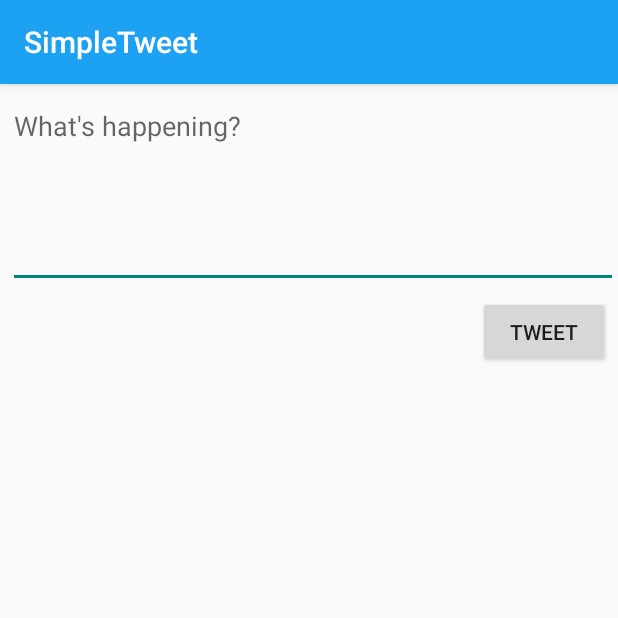
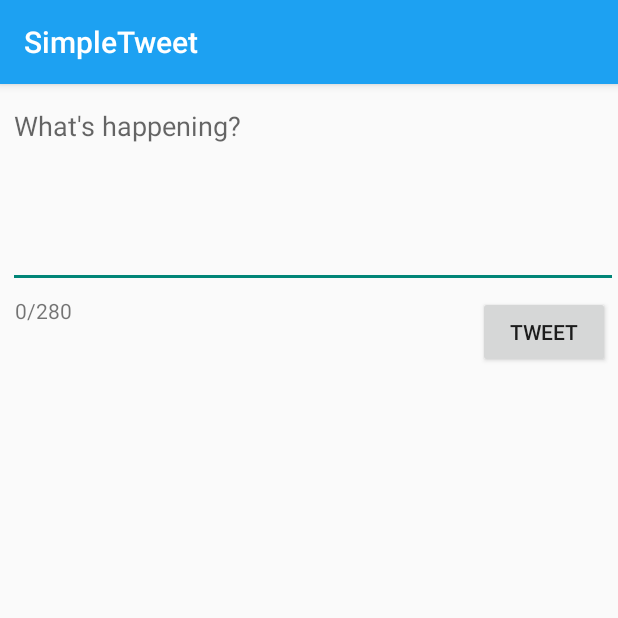
Before and after one commit to kathlynk/SimpleTweet-12, an Android app: the ComposeActivity screen opened directly, with no data from a screen before it, on a phone screen of 412 x 824 dp, the top half of it. Run offline under Robolectric (Android 15) with nearby library versions, the phone set to English and light mode, and no system bars; our stand-ins replace Room's generated code; libraries missing offline, so code that uses them is left out: com.codepath.asynchttpclient, com.facebook.stetho, org.parceler; 1 statement that could not run was skipped.

Commit message:
Added character count to compose screen

```diff
--- a/app/src/main/java/com/codepath/apps/restclienttemplate/ComposeActivity.java
+++ b/app/src/main/java/com/codepath/apps/restclienttemplate/ComposeActivity.java
@@ -4,11 +4,15 @@ import androidx.appcompat.app.AppCompatActivity;
 import okhttp3.Headers;
 
 import android.content.Intent;
+import android.graphics.Color;
 import android.os.Bundle;
+import android.text.Editable;
+import android.text.TextWatcher;
 import android.util.Log;
 import android.view.View;
 import android.widget.Button;
 import android.widget.EditText;
+import android.widget.TextView;
 import android.widget.Toast;
 
 import com.codepath.apps.restclienttemplate.models.Tweet;
@@ -20,10 +24,11 @@ import org.parceler.Parcels;
 public class ComposeActivity extends AppCompatActivity {
 
     public static final String TAG = "ComposeActivity";
-    public static final int MAX_TWEET_LENGTH = 140;
+    public static final int MAX_TWEET_LENGTH = 280;
 
     EditText etCompose;
     Button btnTweet;
+    TextView tvCharCount;
 
     TwitterClient client;
 
@@ -36,6 +41,31 @@ public class ComposeActivity extends AppCompatActivity {
 
         etCompose = findViewById(R.id.etCompose);
         btnTweet = findViewById(R.id.buttonTweet);
+        tvCharCount = findViewById(R.id.tvCharCount);
+
+        //update tvCharCount
+        etCompose.addTextChangedListener(new TextWatcher() {
+            @Override
+            public void beforeTextChanged(CharSequence s, int start, int count, int after) {
+
+            }
+
+            @Override
+            public void onTextChanged(CharSequence s, int start, int before, int count) {
+
+            }
+
+            @Override
+            public void afterTextChanged(Editable s) {
+                if (s.toString().length() > MAX_TWEET_LENGTH) {
+                    tvCharCount.setTextColor(Color.RED);
+                }
+                else {
+                    tvCharCount.setTextColor(Color.GRAY);
+                }
+                tvCharCount.setText(s.toString().length() + "/" + MAX_TWEET_LENGTH);
+            }
+        });
 
         // Set click listener on button
         btnTweet.setOnClickListener(new View.OnClickListener() {
--- a/app/src/main/res/layout/activity_compose.xml
+++ b/app/src/main/res/layout/activity_compose.xml
@@ -29,4 +29,14 @@
         android:layout_marginTop="5dp"
         android:layout_marginEnd="5dp"
         android:text="@string/tweet" />
+
+    <TextView
+        android:id="@+id/tvCharCount"
+        android:layout_width="wrap_content"
+        android:layout_height="wrap_content"
+        android:layout_below="@+id/etCompose"
+        android:layout_alignParentStart="true"
+        android:layout_marginStart="10dp"
+        android:layout_marginTop="5dp"
+        android:text="0/280" />
 </RelativeLayout>
```
